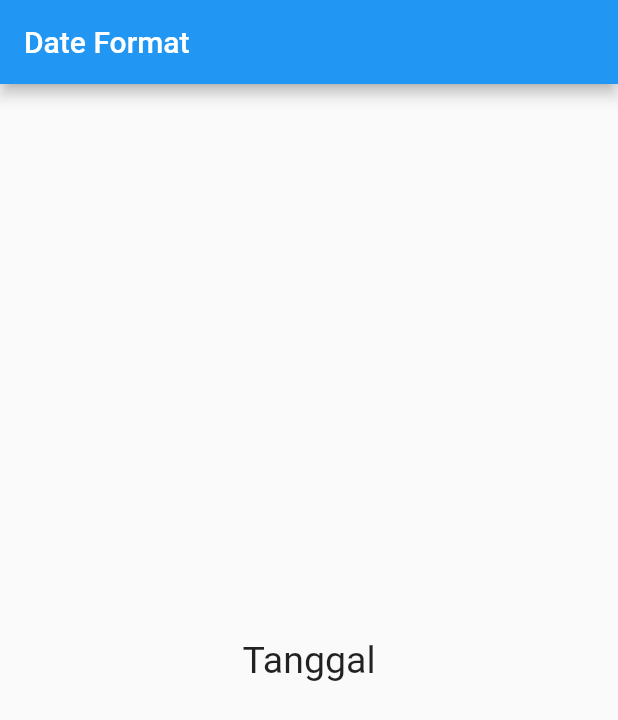
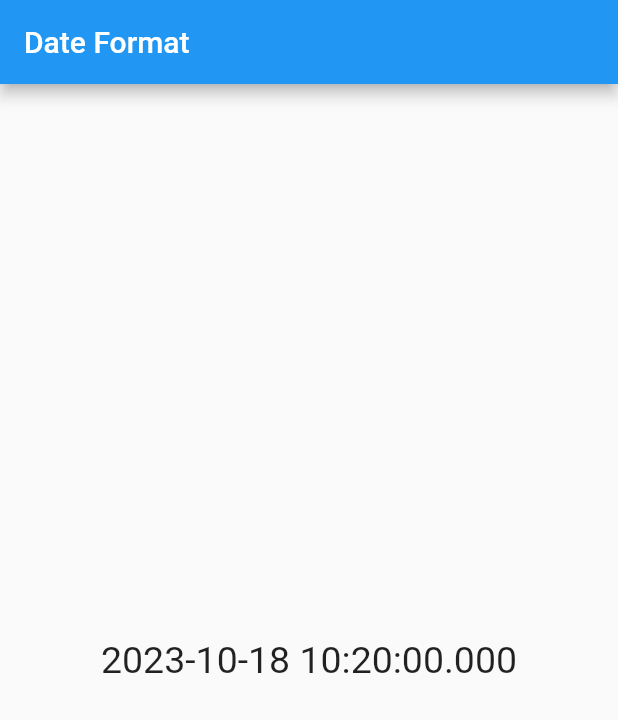
Before and after one commit to dellaputriherman/PEMROGRAMAN_FLUTTER, a Flutter app: the screen it shows after launch, on a phone screen of 412 x 824 dp. Shown: the top 720 px of the screen. Run offline on Flutter 3.47's test engine with Material 2 defaults, Android fonts, the phone set to English and light mode, and no system bars; our stand-ins replace faker.

Commit message:
Update FLUTTER 13 Date Format

```diff
--- a/date_format/lib/main.dart
+++ b/date_format/lib/main.dart
@@ -14,7 +14,7 @@ class MyApp extends StatelessWidget {
         ),
         body: Center(
           child: Text(
-            "Tanggal",
+            DateTime(2023, 10, 18, 10, 20).toString(),
             style: TextStyle(fontSize: 25),
           ),
         ),
--- a/date_format/pubspec.yaml
+++ b/date_format/pubspec.yaml
@@ -30,6 +30,7 @@ environment:
 dependencies:
   flutter:
     sdk: flutter
+    intl: ^0.17.0
 
 
   # The following adds the Cupertino Icons font to your application.
@@ -39,6 +40,7 @@ dependencies:
 dev_dependencies:
   flutter_test:
     sdk: flutter
+
 
   # The "flutter_lints" package below contains a set of recommended lints to
   # encourage good coding practices. The lint set provided by the package is
```
